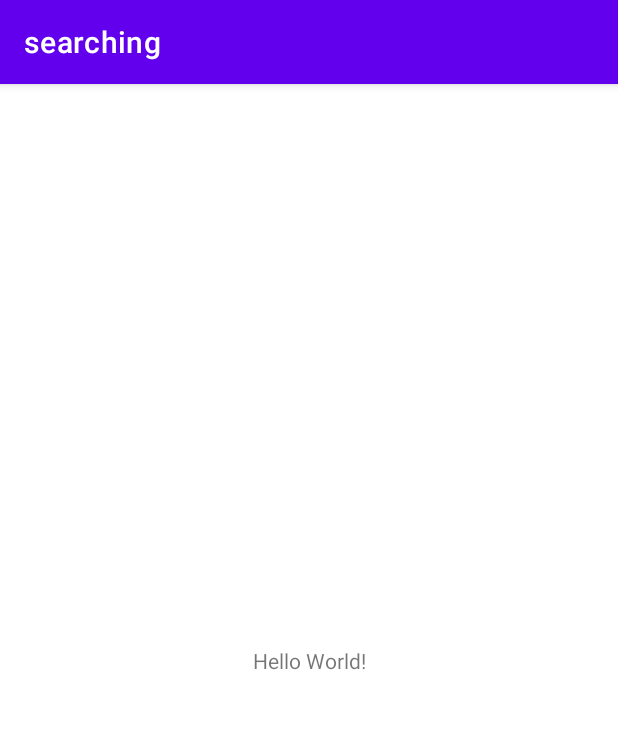
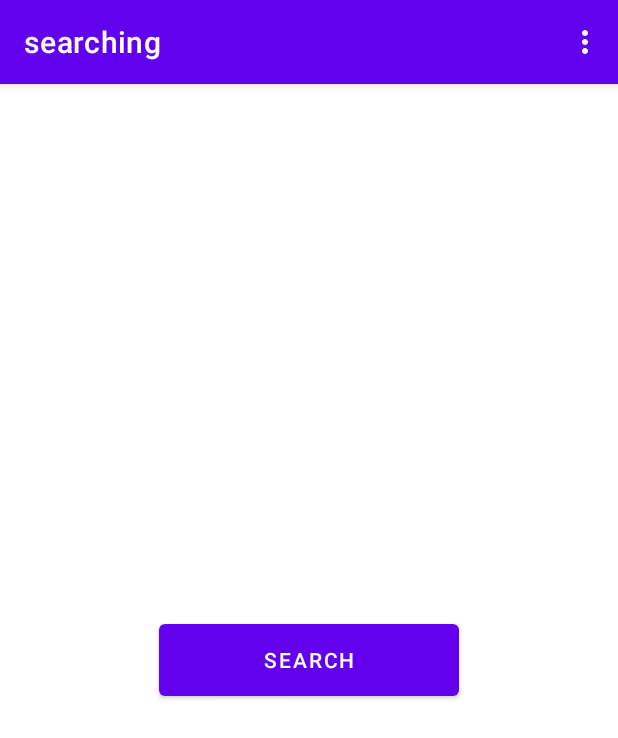
Before and after one commit to matheusxreis/searching, an Android app: the screen it shows after launch (MainActivity), on a phone screen of 412 x 824 dp. Shown: the top 738 px of the screen. Run offline under Robolectric (Android 15) with nearby library versions, the phone set to English and light mode, and no system bars.

Commit message:
working in activity

```diff
--- a/app/build.gradle
+++ b/app/build.gradle
@@ -5,12 +5,12 @@ plugins {
 
 android {
     namespace 'com.matheusxreis.searching'
-    compileSdk 32
+    compileSdk 33
 
     defaultConfig {
         applicationId "com.matheusxreis.searching"
         minSdk 21
-        targetSdk 32
+        targetSdk 33
         versionCode 1
         versionName "1.0"
 
--- a/app/src/main/java/com/matheusxreis/searching/MainActivity.kt
+++ b/app/src/main/java/com/matheusxreis/searching/MainActivity.kt
@@ -1,11 +1,41 @@
 package com.matheusxreis.searching
 
+import android.content.Context
 import androidx.appcompat.app.AppCompatActivity
 import android.os.Bundle
+import android.util.AttributeSet
+import android.view.Menu
+import android.view.MenuItem
+import android.view.View
+import android.widget.Button
 
 class MainActivity : AppCompatActivity() {
     override fun onCreate(savedInstanceState: Bundle?) {
         super.onCreate(savedInstanceState)
         setContentView(R.layout.activity_main)
+
+
+        val btn = findViewById<Button>(R.id.button)
+        btn.setOnClickListener {
+           //
+        }
     }
+
+    override fun onCreateOptionsMenu(menu: Menu?): Boolean {
+        menuInflater.inflate(R.menu.main_menu, menu)
+
+
+        return true
+    }
+
+    override fun onOptionsItemSelected(item: MenuItem): Boolean {
+
+        if(item.itemId == R.id.search_item){
+            onSearchRequested()
+        }
+
+        return true
+    }
+
+
 }
--- a/app/src/main/res/layout/activity_main.xml
+++ b/app/src/main/res/layout/activity_main.xml
@@ -6,13 +6,17 @@
     android:layout_height="match_parent"
     tools:context=".MainActivity">
 
-    <TextView
-        android:layout_width="wrap_content"
-        android:layout_height="wrap_content"
-        android:text="Hello World!"
-        app:layout_constraintBottom_toBottomOf="parent"
+
+    <Button
+        android:id="@+id/button"
+        android:layout_width="200dp"
+        android:layout_height="60dp"
+        app:layout_constraintTop_toTopOf="parent"
         app:layout_constraintEnd_toEndOf="parent"
         app:layout_constraintStart_toStartOf="parent"
-        app:layout_constraintTop_toTopOf="parent" />
+        app:layout_constraintBottom_toBottomOf="parent"
+        android:text="Search"
+        />
+
 
 </androidx.constraintlayout.widget.ConstraintLayout>
--- /dev/null
+++ b/app/src/main/res/menu/main_menu.xml
@@ -0,0 +1,8 @@
+<?xml version="1.0" encoding="utf-8"?>
+<menu xmlns:android="http://schemas.android.com/apk/res/android">
+
+        <item
+            android:id="@+id/search_item"
+            android:title="Search"
+            />
+</menu>
--- /dev/null
+++ b/app/src/main/res/xml/searchable.xml
@@ -0,0 +1,6 @@
+<?xml version="1.0" encoding="utf-8"?>
+<searchable xmlns:android="http://schemas.android.com/apk/res/android"
+    android:label="@string/app_name"
+    android:hint="@string/app_name">
+
+</searchable>
```
Also changed, not shown: app/src/main/AndroidManifest.xml (+16 -0 lines), app/src/main/java/com/matheusxreis/searching/SearchResult.kt (added, +11 -0 lines), app/src/main/res/layout/activity_search_result.xml (added, +9 -0 lines).
